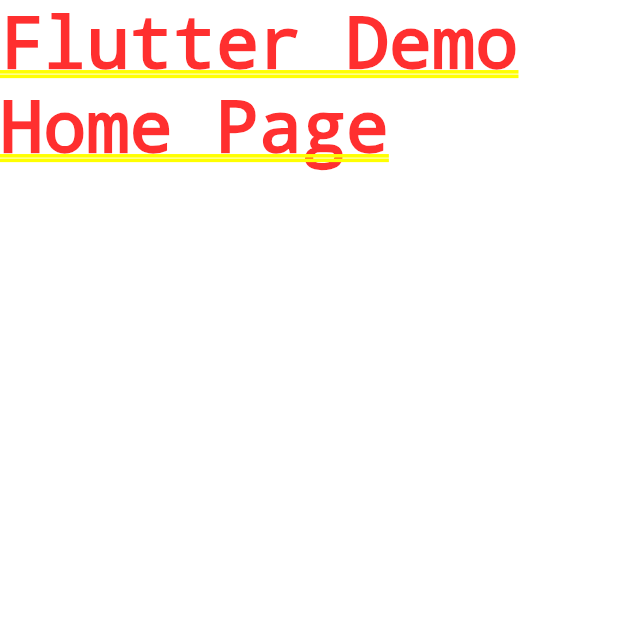
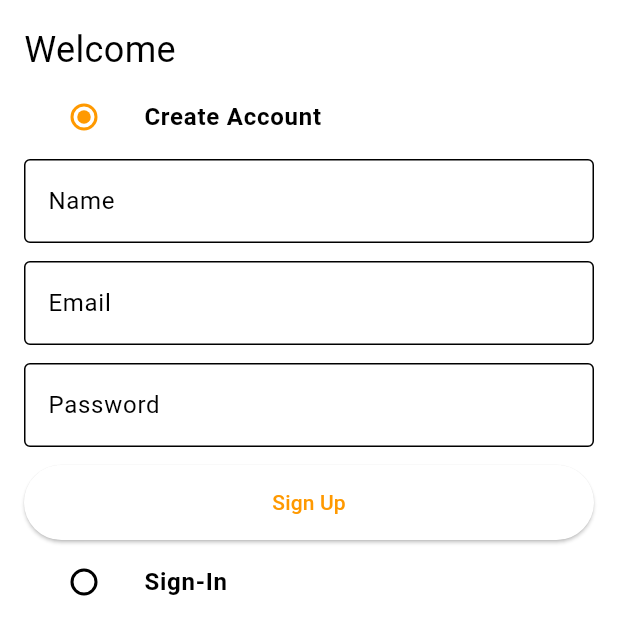
Before and after one commit to khanarifak07/Amazon-Clone, a Flutter app: the screen it shows after launch, on a phone screen of 412 x 824 dp. Shown: the top 635 px of the screen. Run offline on Flutter 3.47's test engine with Material 3 defaults, Android fonts, the phone set to English and light mode, and no system bars.

Commit message:
Auth Screen Created

```diff
--- a/frontend/lib/main.dart
+++ b/frontend/lib/main.dart
@@ -1,4 +1,6 @@
 import 'package:flutter/material.dart';
+import 'package:frontend/constants/global_variables.dart';
+import 'package:frontend/screens/auth/auth_screen.dart';
 
 void main() {
   runApp(const MyApp());
@@ -7,12 +9,19 @@ void main() {
 class MyApp extends StatelessWidget {
   const MyApp({super.key});
 
-  // This widget is the root of your application.
   @override
   Widget build(BuildContext context) {
-    return const MaterialApp(
+    return MaterialApp(
+      theme: ThemeData(
+        iconTheme: const IconThemeData(color: Colors.black),
+        appBarTheme: const AppBarTheme(elevation: 0),
+        scaffoldBackgroundColor: GlobalVariables.backgroundColor,
+        colorScheme: const ColorScheme.light(
+          primary: GlobalVariables.secondaryColor,
+        ),
+      ),
       title: 'Flutter Demo',
-      home: Text('Flutter Demo Home Page'),
+      home: const AuthScreen(),
     );
   }
 }
--- /dev/null
+++ b/frontend/lib/screens/auth/auth_screen.dart
@@ -0,0 +1,141 @@
+import 'package:flutter/material.dart';
+import 'package:frontend/constants/global_variables.dart';
+import 'package:frontend/widgets/custom_button.dart';
+import 'package:frontend/widgets/custom_textfield.dart';
+
+enum Auth {
+  signup,
+  singin,
+}
+
+class AuthScreen extends StatefulWidget {
+  const AuthScreen({super.key});
+
+  @override
+  State<AuthScreen> createState() => _AuthScreenState();
+}
+
+class _AuthScreenState extends State<AuthScreen> {
+  Auth _auth = Auth.signup;
+  TextEditingController emailCtrl = TextEditingController();
+  TextEditingController nameCtrl = TextEditingController();
+  TextEditingController passwordCtrl = TextEditingController();
+  //dispose the controller to prevent memory leakage
+
+  @override
+  void dispose() {
+    // TODO: implement dispose
+    super.dispose();
+    emailCtrl.dispose();
+    nameCtrl.dispose();
+    passwordCtrl.dispose();
+  }
+
+  @override
+  Widget build(BuildContext context) {
+    return Scaffold(
+      backgroundColor: GlobalVariables.backgroundColor,
+      body: SafeArea(
+          child: Padding(
+        padding: const EdgeInsets.all(16.0),
+        child: Column(
+          crossAxisAlignment: CrossAxisAlignment.start,
+          children: [
+            const Text(
+              "Welcome",
+              style: TextStyle(
+                fontSize: 24,
+              ),
+            ),
+            ListTile(
+              title: const Text(
+                "Create Account",
+                style: TextStyle(
+                  fontWeight: FontWeight.bold,
+                ),
+              ),
+              leading: Radio(
+                  value: Auth.signup,
+                  groupValue: _auth,
+                  activeColor: GlobalVariables.secondaryColor,
+                  onChanged: (Auth? val) {
+                    setState(() {
+                      _auth = val!;
+                    });
+                  }),
+            ),
+            if (_auth == Auth.signup)
+              Column(
+                children: [
+                  CustomTextField(
+                    labelText: "Name",
+                    controller: nameCtrl,
+                  ),
+                  const SizedBox(height: 12),
+                  CustomTextField(
+                    labelText: "Email",
+                    controller: emailCtrl,
+                  ),
+                  const SizedBox(height: 12),
+                  CustomTextField(
+                    labelText: "Password",
+                    controller: passwordCtrl,
+                  ),
+                  const SizedBox(height: 12),
+                  CustomButtom(ontap: () {}, text: "Sign Up")
+                ],
+              ),
+            ListTile(
+              title: const Text(
+                "Sign-In",
+                style: TextStyle(
+                  fontWeight: FontWeight.bold,
+                ),
+              ),
+              leading: Radio(
+                  value: Auth.singin,
+                  groupValue: _auth,
+                  activeColor: GlobalVariables.secondaryColor,
+                  onChanged: (Auth? val) {
+                    setState(() {
+                      _auth = val!;
+                    });
+                  }),
+            ),
+            if (_auth == Auth.singin)
+              Column(
+                children: [
+                  CustomTextField(
+                    labelText: "Email",
+                    controller: emailCtrl,
+                  ),
+                  const SizedBox(height: 12),
+                  CustomTextField(
+                    labelText: "Password",
+                    controller: passwordCtrl,
+                  ),
+                  const SizedBox(height: 12),
+                  CustomButtom(ontap: () {}, text: "Sign In")
+                ],
+              ),
+
+            /*  const SizedBox(height: 12),
+            const CustomTextField(labelText: "Name"),
+            const SizedBox(height: 12),
+            const CustomTextField(labelText: "Email"),
+            const SizedBox(height: 12),
+            const CustomTextField(labelText: "Password"),
+            const SizedBox(height: 12),
+            ElevatedButton(onPressed: () {}, child: const Text("Sign Up")),
+            MaterialButton(
+              color: GlobalVariables.secondaryColor,
+              minWidth: double.maxFinite,
+              onPressed: () {},
+              child: const Text("Sign Up"),
+            ) */
+          ],
+        ),
+      )),
+    );
+  }
+}
--- /dev/null
+++ b/frontend/lib/widgets/custom_button.dart
@@ -0,0 +1,20 @@
+import 'package:flutter/material.dart';
+
+class CustomButtom extends StatelessWidget {
+  final Function() ontap;
+  final String text;
+  const CustomButtom({super.key, required this.ontap, required this.text});
+
+  @override
+  Widget build(BuildContext context) {
+    return ElevatedButton(
+      onPressed: ontap,
+      style: ElevatedButton.styleFrom(
+          minimumSize: const Size(
+        double.maxFinite,
+        50,
+      )),
+      child: Text(text),
+    );
+  }
+}
--- /dev/null
+++ b/frontend/lib/widgets/custom_textfield.dart
@@ -0,0 +1,19 @@
+import 'package:flutter/material.dart';
+
+class CustomTextField extends StatelessWidget {
+  final String labelText;
+  final TextEditingController controller;
+  const CustomTextField(
+      {super.key, required this.labelText, required this.controller});
+
+  @override
+  Widget build(BuildContext context) {
+    return TextField(
+      controller: controller,
+      decoration: InputDecoration(
+        hintText: labelText,
+        border: const OutlineInputBorder(),
+      ),
+    );
+  }
+}
```
